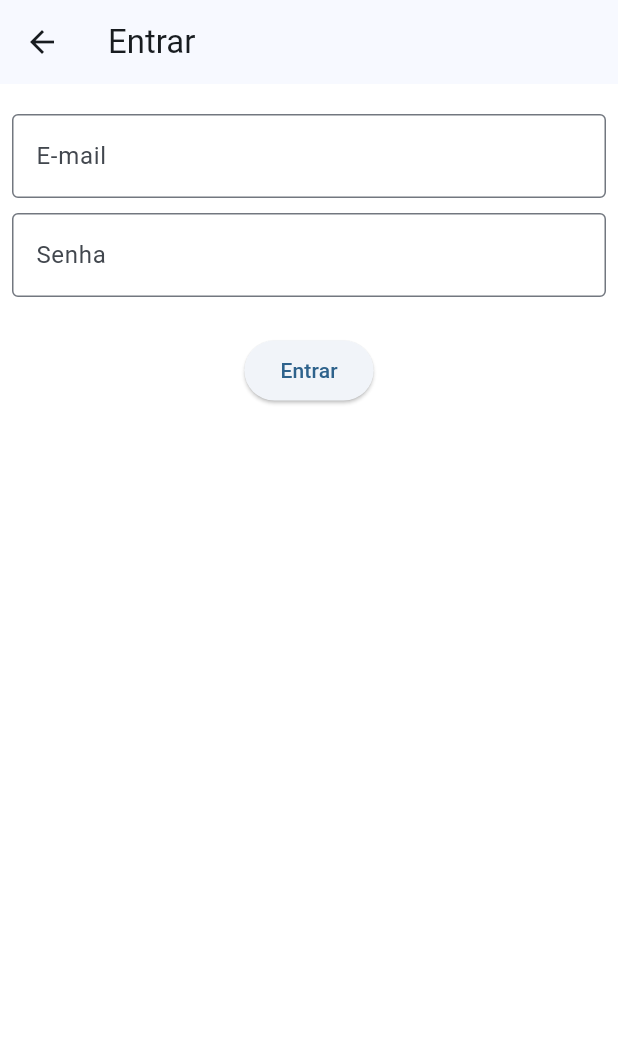
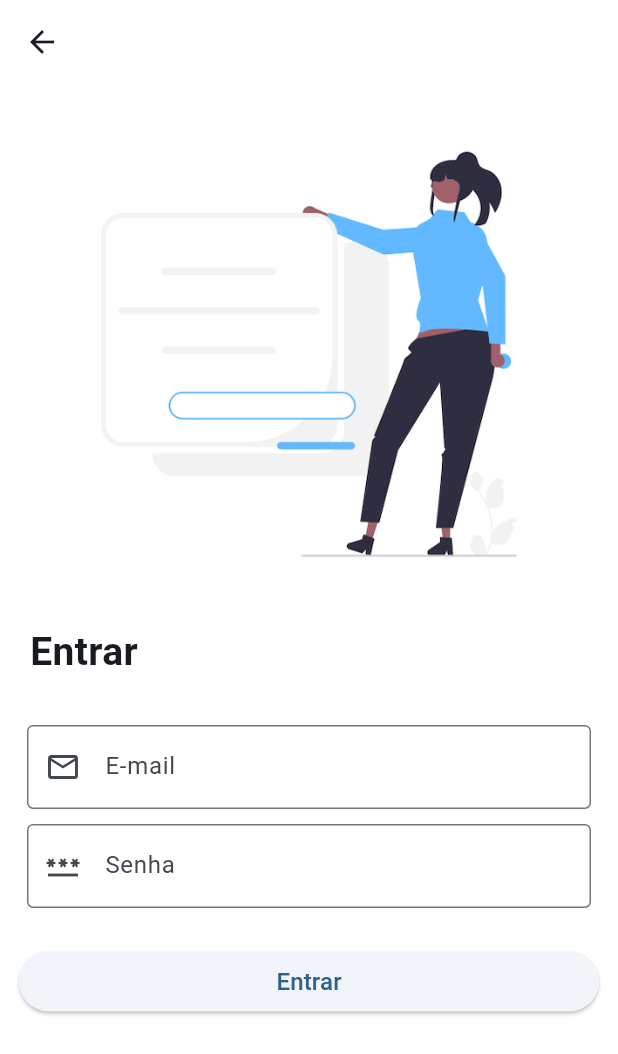
Before and after one commit to apgifro/books, a Flutter app: the screen it shows after launch, after a tap on "Entrar", on a phone screen of 412 x 824 dp. Shown: the top 1054 px of the screen. Run offline on Flutter 3.47's test engine with Material 2 defaults, Android fonts, the phone set to English and light mode, and no system bars; our stand-ins replace animated_text_kit, device_preview, firebase_auth, firebase_core, flutter_easyloading; accounts and stored records are empty; network calls fail.

```diff
--- a/lib/main.dart
+++ b/lib/main.dart
@@ -1,7 +1,7 @@
 import 'package:books/view/check_email_screen.dart';
-import 'package:books/view/home_screen.dart';
-import 'package:books/view/login_with_email_screen.dart';
-import 'package:books/view/register_with_email_screen.dart';
+import 'package:books/view/navigation_screen.dart';
+import 'package:books/view/login_screen.dart';
+import 'package:books/view/register_screen.dart';
 import 'package:device_preview/device_preview.dart';
 import 'package:flutter/material.dart';
 
@@ -44,7 +44,7 @@ Future<void> main() async {
               case '/loginWithEmail':
                 return MaterialPageRoute(builder: (context) => LoginWithEmailScreen());
               case '/home':
-                return MaterialPageRoute(builder: (context) => HomeScreen());
+                return MaterialPageRoute(builder: (context) => NavigationScreen());
             }
           })));
 }
--- a/lib/view/check_email_screen.dart
+++ b/lib/view/check_email_screen.dart
@@ -19,9 +19,9 @@ class _CheckYourEmailScreenState extends State<CheckYourEmailScreen> {
               Image.asset('images/email_sent.png'),
               SizedBox(height: 25,),
               Text('Verifique sua caixa de e-mail'),
-              Text('Inclusive a pasta spam'),
-              Text('E após validar seu e-mail'),
-              Text('Volte e faça seu login!'),
+              Text('(Inclusive a pasta spam).'),
+              SizedBox(height: 15,),
+              Text('Então volte e faça seu login!'),
               SizedBox(height: 25,),
               ElevatedButton(onPressed: () {
                 Navigator.of(context).pushNamed('/welcome');
--- /dev/null
+++ b/lib/view/login_screen.dart
@@ -0,0 +1,120 @@
+import 'package:flutter/material.dart';
+import 'package:firebase_auth/firebase_auth.dart';
+import 'package:flutter_easyloading/flutter_easyloading.dart';
+
+class LoginWithEmailScreen extends StatefulWidget {
+  const LoginWithEmailScreen({Key? key}) : super(key: key);
+
+  @override
+  State<LoginWithEmailScreen> createState() => _LoginWithEmailScreenState();
+}
+
+class _LoginWithEmailScreenState extends State<LoginWithEmailScreen> {
+  TextEditingController _controladorEmail = TextEditingController();
+  TextEditingController _controladorSenha = TextEditingController();
+
+  Future<void> signIn() async {
+    try {
+      FocusManager.instance.primaryFocus?.unfocus();
+      EasyLoading.show(status: 'Entrando');
+
+      var credential = await FirebaseAuth.instance.signInWithEmailAndPassword(
+          email: _controladorEmail.text, password: _controladorSenha.text);
+      EasyLoading.dismiss();
+
+      bool? emailValidado = credential.user?.emailVerified;
+      if (emailValidado!) {
+        Navigator.of(context)
+            .pushNamedAndRemoveUntil('/home', (Route<dynamic> route) => false);
+      } else {
+        EasyLoading.instance.toastPosition = EasyLoadingToastPosition.bottom;
+        EasyLoading.showToast('Verifique seu e-mail');
+      }
+    } on FirebaseAuthException catch (e) {
+      EasyLoading.instance.toastPosition = EasyLoadingToastPosition.center;
+      EasyLoading.showToast('Erro ao entrar');
+    }
+  }
+
+  @override
+  void initState() {
+    super.initState();
+  }
+
+  @override
+  void dispose() {
+    super.dispose();
+    _controladorEmail.dispose();
+    _controladorSenha.dispose();
+  }
+
+  @override
+  Widget build(BuildContext context) {
+    final double screenWidth = MediaQuery.of(context).size.width;
+    return Scaffold(
+      backgroundColor: Colors.white,
+      appBar: AppBar(
+        backgroundColor: Colors.white,
+      ),
+      body: SingleChildScrollView(
+        child: Column(
+          children: [
+            Image.asset('images/login.png'),
+            Column(
+              children: [
+                Padding(
+                  padding: const EdgeInsets.fromLTRB(20, 0, 0, 30),
+                  child: Row(
+                    children: const [
+                      Text(
+                        'Entrar',
+                        style: TextStyle(
+                            fontSize: 26.0, fontWeight: FontWeight.bold),
+                      ),
+                    ],
+                  ),
+                ),
+              ],
+            ),
+            Padding(
+              padding: const EdgeInsets.fromLTRB(18, 0, 18, 5),
+              child: TextField(
+                controller: _controladorEmail,
+                decoration: const InputDecoration(
+                    label: Text('E-mail'),
+                    border: OutlineInputBorder(),
+                    prefixIcon: Icon(Icons.email_outlined)),
+              ),
+            ),
+            Padding(
+              padding: const EdgeInsets.fromLTRB(18, 5, 18, 5),
+              child: TextField(
+                controller: _controladorSenha,
+                obscureText: true,
+                decoration: const InputDecoration(
+                    label: Text('Senha'),
+                    border: OutlineInputBorder(),
+                    prefixIcon: Icon(Icons.password_outlined)),
+              ),
+            ),
+            const SizedBox(
+              height: 20,
+            ),
+            SizedBox(
+              width: screenWidth - 25,
+              child: ElevatedButton(
+                  onPressed: signIn,
+                  child: const Text(
+                    'Entrar',
+                    style: TextStyle(fontSize: 16),
+                  )),
+            ),
+            const SizedBox(
+              height: 10,
+            ),
+          ],
+        ),
+      ),
+    );
+  }
+}
--- a/lib/view/login_with_email_screen.dart
+++ /dev/null
@@ -1,94 +0,0 @@
-import 'package:flutter/material.dart';
-import 'package:firebase_auth/firebase_auth.dart';
-import 'package:flutter_easyloading/flutter_easyloading.dart';
-
-class LoginWithEmailScreen extends StatefulWidget {
-  const LoginWithEmailScreen({Key? key}) : super(key: key);
-
-  @override
-  State<LoginWithEmailScreen> createState() =>
-      _LoginWithEmailScreenState();
-}
-
-class _LoginWithEmailScreenState extends State<LoginWithEmailScreen> {
-  TextEditingController _controladorEmail = TextEditingController();
-  TextEditingController _controladorSenha = TextEditingController();
-
-  Future<void> signIn() async {
-    try {
-      var credential = await FirebaseAuth.instance.signInWithEmailAndPassword(
-          email: _controladorEmail.text, password: _controladorSenha.text
-      );
-      bool? emailValidado = credential.user?.emailVerified;
-      if (emailValidado!) {
-        Navigator.of(context).pushNamedAndRemoveUntil(
-            '/home', (Route<dynamic> route) => false);
-      } else {
-        EasyLoading.showToast('Verifique seu e-mail antes de continuar');
-      }
-    } on FirebaseAuthException catch (e) {
-      EasyLoading.instance.toastPosition = EasyLoadingToastPosition.center;
-      EasyLoading.showToast('Não entrou');
-    }
-  }
-
-  @override
-  void initState() {
-    super.initState();
-  }
-
-  @override
-  void dispose() {
-    super.dispose();
-    _controladorEmail.dispose();
-    _controladorSenha.dispose();
-  }
-
-  @override
-  Widget build(BuildContext context) {
-    return Scaffold(
-      backgroundColor: Colors.white,
-      appBar: AppBar(
-        title: Text('Entrar'),
-      ),
-      body: SingleChildScrollView(
-        child: Column(
-          children: [
-            const SizedBox(
-              height: 20,
-            ),
-            Padding(
-              padding: const EdgeInsets.fromLTRB(8, 0, 8, 5),
-              child: TextField(
-                controller: _controladorEmail,
-                decoration: const InputDecoration(
-                  label: Text('E-mail'),
-                  border: OutlineInputBorder(),
-                ),
-              ),
-            ),
-            Padding(
-              padding: const EdgeInsets.fromLTRB(8, 5, 8, 5),
-              child: TextField(
-                controller: _controladorSenha,
-                obscureText: true,
-                decoration: const InputDecoration(
-                  label: Text('Senha'),
-                  border: OutlineInputBorder(),
-                ),
-              ),
-            ),
-            const SizedBox(
-              height: 20,
-            ),
-            ElevatedButton(
-                onPressed: signIn, child: const Text('Entrar')),
-            const SizedBox(
-              height: 20,
-            ),
-          ],
-        ),
-      ),
-    );
-  }
-}
--- a/lib/view/welcome_screen.dart
+++ b/lib/view/welcome_screen.dart
@@ -11,44 +11,71 @@ class WelcomeScreen extends StatefulWidget {
 class _WelcomeScreenState extends State<WelcomeScreen> {
   @override
   Widget build(BuildContext context) {
-    final double screenWidth = MediaQuery.of(context).size.width;
-
     return Scaffold(
       backgroundColor: Colors.white,
       body: Center(
         child: SingleChildScrollView(
           child: Column(
             children: [
-              DefaultTextStyle(
-                style: const TextStyle(
-                  color: Colors.black,
-                  fontSize: 24.0,
-                ),
-                child: AnimatedTextKit(
-                  animatedTexts: [
-                    TypewriterAnimatedText('Seja bem-vindo!',
-                      speed: const Duration(milliseconds: 200),
-                    ),
-                  ],
-                  totalRepeatCount: 4,
-                  pause: const Duration(milliseconds: 1000),
-                  displayFullTextOnTap: true,
-                  stopPauseOnTap: true,
+              SizedBox(
+                height: 50,
+                child: DefaultTextStyle(
+                  style: const TextStyle(
+                    color: Colors.black87,
+                    fontWeight: FontWeight.bold,
+                    fontSize: 26.0,
+                  ),
+                  child: AnimatedTextKit(
+                    animatedTexts: [
+                      RotateAnimatedText('Descubra livros'),
+                      RotateAnimatedText('Salve seus favoritos'),
+                      RotateAnimatedText('Interaja com outros leitores'),
+                      RotateAnimatedText('Crie uma conta agora!'),
+                    ],
+                    pause: const Duration(milliseconds: 1000),
+                    stopPauseOnTap: true,
+                    repeatForever: true,
+                  ),
                 ),
               ),
-              SizedBox(height: 25,),
+              SizedBox(
+                height: 35,
+              ),
               Image.asset('images/welcome.png'),
-              SizedBox(height: 25,),
-              ElevatedButton(onPressed: () {
-                Navigator.of(context).pushNamed('/loginWithEmail');
-              }, child: Text('Entrar')),
-              TextButton(onPressed: () {
-                Navigator.of(context).pushNamed('/registerWithEmail');
-              }, child: Text('Criar uma nova conta')),
-              SizedBox(height: 40,),
-              Container(child: ElevatedButton(onPressed: () {}, child: Text('Entrar com Google')), width: screenWidth - 30,),
-              SizedBox(height: 10,),
-              Container(child: ElevatedButton(onPressed: () {}, child: Text('Entrar com Facebook')), width: screenWidth - 30,),
+              SizedBox(
+                height: 25,
+              ),
+              ElevatedButton(
+                  onPressed: () {
+                    Navigator.of(context).pushNamed('/loginWithEmail');
+                  },
+                  child: Text('Entrar', style: TextStyle(fontSize: 16),)),
+              TextButton(
+                  onPressed: () {
+                    Navigator.of(context).pushNamed('/registerWithEmail');
+                  },
+                  child: Text('Criar uma nova conta', style: TextStyle(fontSize: 16),)),
+              SizedBox(
+                height: 40,
+              ),
+              Column(
+                children: [
+                  Row(
+                    mainAxisAlignment: MainAxisAlignment.center,
+                    children: [
+                      Container(
+                          height: 35,
+                          child: Image.asset('images/google.png')
+                      ),
+                      SizedBox(width: 25,),
+                      Container(
+                          height: 35,
+                          child: Image.asset('images/facebook.png')
+                      ),
+                    ],
+                  )
+                ],
+              )
             ],
           ),
         ),
```
Also changed, not shown: lib/view/discover_screen.dart (added, +17 -0 lines), lib/view/home_screen.dart (deleted, +0 -19 lines), lib/view/library_screen.dart (added, +17 -0 lines), lib/view/navigation_screen.dart (added, +59 -0 lines), lib/view/register_screen.dart (renamed from lib/view/register_with_email_screen.dart, +44 -22 lines), lib/view/search_screen.dart (added, +17 -0 lines), images/create.png (added), images/facebook.png (added), images/google.png (added), images/login.png (added), images/welcome.png.
